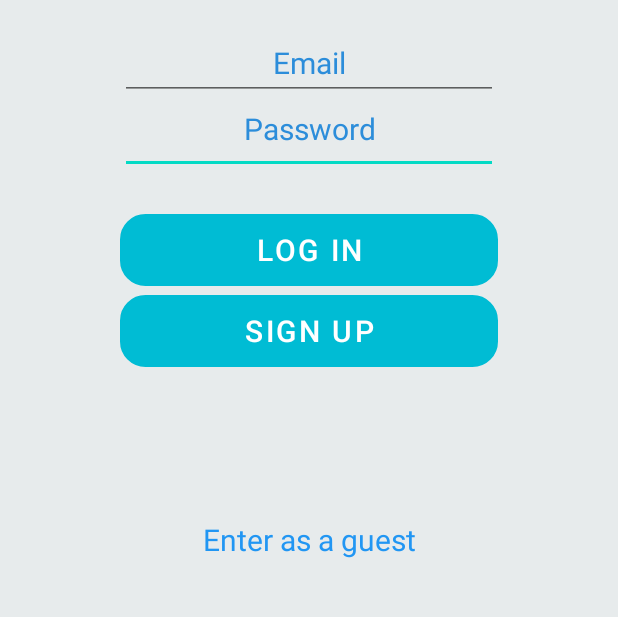
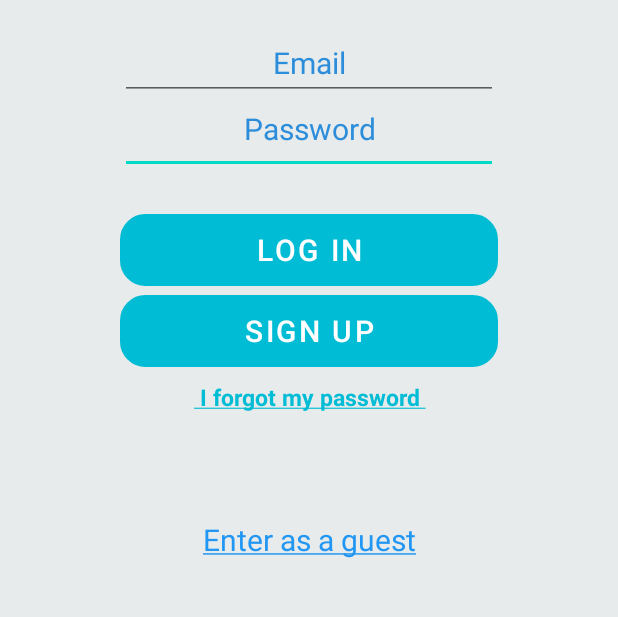
Before and after one commit to JonMarcos21/AgenDaily, an Android app: the screen it shows after launch (Autenticacion), on a phone screen of 412 x 824 dp, the part 404-1021 px from its top. Run offline under Robolectric (Android 15) with nearby library versions, the phone set to English and light mode, and no system bars; our stand-ins replace Firebase (no records; nobody signed in at launch, a user with empty details on screens opened directly).

Commit message:
Firebase/autenticacion de usuarios

```diff
--- /dev/null
+++ b/app/src/main/java/com/example/agendaily2/Autenticacion.java
@@ -0,0 +1,95 @@
+package com.example.agendaily2;
+
+import androidx.annotation.NonNull;
+import androidx.appcompat.app.AppCompatActivity;
+
+import android.content.Intent;
+import android.os.Bundle;
+import android.view.View;
+import android.widget.Button;
+import android.widget.EditText;
+import android.widget.Toast;
+
+import com.google.android.gms.tasks.OnCompleteListener;
+import com.google.android.gms.tasks.Task;
+import com.google.firebase.auth.AuthResult;
+import com.google.firebase.auth.FirebaseAuth;
+
+public class Autenticacion extends AppCompatActivity {
+
+    // creacion de variables para añadir datos
+
+    Button inicio;
+
+    private EditText contraseña1;
+    private EditText correo1;
+
+    private String textUsuario = "";
+    private String textContraseña = "";
+
+    private FirebaseAuth mAuth;
+
+
+    @Override
+    protected void onCreate(Bundle savedInstanceState) {
+        super.onCreate(savedInstanceState);
+        setContentView(R.layout.activity_autenticacion);
+
+        inicio =(Button) findViewById(R.id.btnInicio);
+
+        contraseña1 = (EditText) findViewById(R.id.contraseñaInicio);
+        correo1 = (EditText) findViewById(R.id.correoInicio);
+        mAuth=FirebaseAuth.getInstance();
+    }
+
+    //boton para acceder al formulario
+
+    public void formulario(View view){
+
+        Intent invitado = new Intent(this, Formulario.class);
+        startActivity(invitado);
+        finish();
+
+    }
+
+    public void menu(View view){
+
+        Intent menu = new Intent(this, Menu.class);
+        startActivity(menu);
+        finish();
+
+    }
+    //creo un metodo para el boton de login que en caso de que esten los campos bien pasara de pantalla
+    public void acceso(View view) {
+
+        textUsuario = correo1.getText().toString();
+        textContraseña = contraseña1.getText().toString();
+
+        if(!textUsuario.isEmpty() && !textContraseña.isEmpty()){
+
+            loginuser();
+        }
+        else{
+            Toast.makeText(Autenticacion.this, "Completa los campos", Toast.LENGTH_SHORT).show();
+        }
+    }
+
+    //metodo para comprobar que se añaden los datos
+    private void loginuser(){
+
+        mAuth.signInWithEmailAndPassword(textUsuario, textContraseña).addOnCompleteListener(new OnCompleteListener<AuthResult>() {
+            @Override
+            public void onComplete(@NonNull Task<AuthResult> task) {
+                if (task.isSuccessful()){
+                    //si la tarea es buena decimos que el boton play se active
+                    startActivity(new Intent(Autenticacion.this , Menu.class));
+
+                }
+                // un else que genera un toast en caso de error
+                else {
+                    Toast.makeText(Autenticacion.this, "No se pudo iniciar sesion, compruebe los datos", Toast.LENGTH_SHORT).show();
+                }
+            }
+        });
+    }
+}
--- a/app/src/main/java/com/example/agendaily/Formulario.java
+++ b/app/src/main/java/com/example/agendaily2/Menu.java
@@ -1,14 +1,14 @@
-package com.example.agendaily;
+package com.example.agendaily2;
 
 import androidx.appcompat.app.AppCompatActivity;
 
 import android.os.Bundle;
 
-public class Formulario extends AppCompatActivity {
+public class Menu extends AppCompatActivity {
 
     @Override
     protected void onCreate(Bundle savedInstanceState) {
         super.onCreate(savedInstanceState);
-        setContentView(R.layout.activity_formulario);
+        setContentView(R.layout.activity_menu);
     }
 }
--- a/app/src/main/java/com/example/agendaily/SplashScreen.java
+++ b/app/src/main/java/com/example/agendaily2/SplashScreen.java
@@ -1,4 +1,4 @@
-package com.example.agendaily;
+package com.example.agendaily2;
 
 import androidx.appcompat.app.AppCompatActivity;
 
--- a/app/src/main/res/layout/activity_autenticacion.xml
+++ b/app/src/main/res/layout/activity_autenticacion.xml
@@ -69,7 +69,7 @@
         android:layout_marginTop="410dp"
         android:layout_marginEnd="80dp"
         android:background="@drawable/button_rounder"
-        android:onClick="invitado"
+        android:onClick="formulario"
         android:text="@string/registrar"
         android:textSize="20sp" />
 
@@ -86,6 +86,7 @@
         android:layout_marginEnd="80dp"
         android:layout_marginBottom="54dp"
         android:background="@drawable/button_rounder"
+        android:onClick="acceso"
         android:text="@string/iniciar_sesion"
         android:textSize="20sp" />
 
@@ -100,10 +101,26 @@
         android:layout_marginTop="533dp"
         android:layout_marginEnd="80dp"
         android:gravity="center|center_horizontal|center_vertical"
-        android:onClick="invitado"
+        android:onClick="menu"
         android:text="@string/invitado"
         android:textColor="#2196F3"
         android:textSize="20sp" />
 
+    <TextView
+        android:id="@+id/txtRecordarContraseña"
+        android:layout_width="244dp"
+        android:layout_height="45dp"
+        android:layout_below="@+id/btnRegistrar"
+        android:layout_alignParentStart="true"
+        android:layout_alignParentEnd="true"
+        android:layout_marginStart="90dp"
+        android:layout_marginTop="9dp"
+        android:layout_marginEnd="90dp"
+        android:text="@string/recordar_contraseña"
+        android:textAlignment="center"
+        android:textColor="@color/azul_claro"
+        android:textSize="15dp"
+        android:textStyle="bold" />
+
 
 </RelativeLayout>
--- a/app/src/main/res/values/strings.xml
+++ b/app/src/main/res/values/strings.xml
@@ -4,6 +4,8 @@
     <string name="contraseña">Password</string>
     <string name="registrar">Sign up</string>
     <string name="iniciar_sesion">Log in</string>
-    <string name="invitado">Enter as a guest</string>
+    <string name="invitado"><u>Enter as a guest</u></string>
     <string name="crear_cuenta">Create account in AgenDaily</string>
+    <string name="nombre">Name</string>
+    <string name="recordar_contraseña"><u> I forgot my password </u></string>
 </resources>
--- a/settings.gradle
+++ b/settings.gradle
@@ -1,10 +1,11 @@
 dependencyResolutionManagement {
-    repositoriesMode.set(RepositoriesMode.FAIL_ON_PROJECT_REPOS)
+    repositoriesMode.set(RepositoriesMode.PREFER_SETTINGS)
     repositories {
         google()
         mavenCentral()
         jcenter() // Warning: this repository is going to shut down soon
+        maven { url 'https://jitpack.io' }
     }
 }
-rootProject.name = "AgenDaily"
+rootProject.name = "AgenDaily2"
 include ':app'
```
Also changed, not shown: app/build.gradle (+11 -1 lines), app/src/main/AndroidManifest.xml (+7 -4 lines), app/src/main/java/com/example/agendaily/Autenticacion.java (deleted, +0 -26 lines), app/src/main/java/com/example/agendaily2/Formulario.java (added, +133 -0 lines), app/src/main/res/layout/activity_formulario.xml (+70 -3 lines), app/src/main/res/layout/activity_menu.xml (added, +10 -0 lines), build.gradle (+7 -0 lines), 6 other files.
